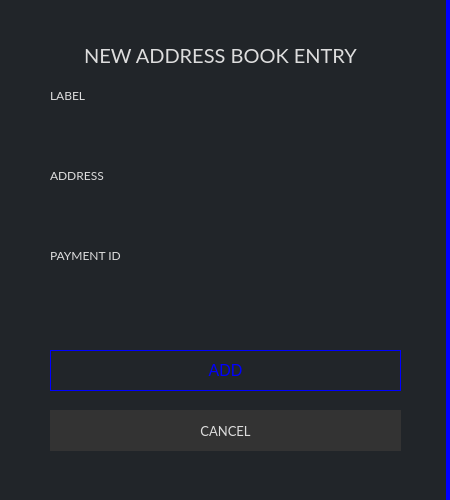
Old version of the form src/gui/ui/newaddressdialog.ui in the repository aluisyoanx/gui-wallet.
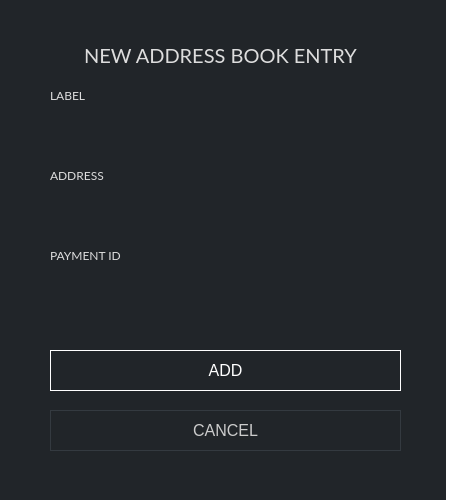
New version of the form.

Diff of the .ui file:
```diff
--- a/src/gui/ui/newaddressdialog.ui
+++ b/src/gui/ui/newaddressdialog.ui
@@ -34,7 +34,7 @@
    <item row="0" column="0" colspan="2">
     <widget class="QGroupBox" name="groupBox">
      <property name="styleSheet">
-      <string notr="true">background-color: #212529; border-right: 4px solid blue;</string>
+      <string notr="true">background-color: #212529; border-right: 4px solid white;</string>
      </property>
      <property name="title">
       <string/>
@@ -278,7 +278,9 @@
        </font>
       </property>
       <property name="styleSheet">
-       <string notr="true">color: blue; background-color: #1; border: 1px solid blue; font-size: 16px;</string>
+       <string notr="true">QPushButton#m_okButton {color: white; background-color: #1; border: 1px solid white; font-size: 16px;}
+
+QPushButton#m_okButton:hover {color: white; background-color: #1; border: 2px solid white; font-size: 16px;}</string>
       </property>
       <property name="text">
        <string>ADD</string>
@@ -304,13 +306,13 @@
       </property>
       <property name="font">
        <font>
-        <family>Lato</family>
-        <pointsize>10</pointsize>
+        <pointsize>-1</pointsize>
        </font>
       </property>
       <property name="styleSheet">
-       <string notr="true">color: #ddd; background-color: #333; 
-border-right: 0px;</string>
+       <string notr="true">QPushButton#m_cancelButton {color: #ccc; border: 1px solid #343a40; font-size: 16px; background-color: #21259;}
+
+QPushButton#m_cancelButton:hover {color: #ddd; border: 2px solid #444; font-size: 16px; background-color: #21259;}</string>
       </property>
       <property name="text">
        <string>CANCEL</string>
```
